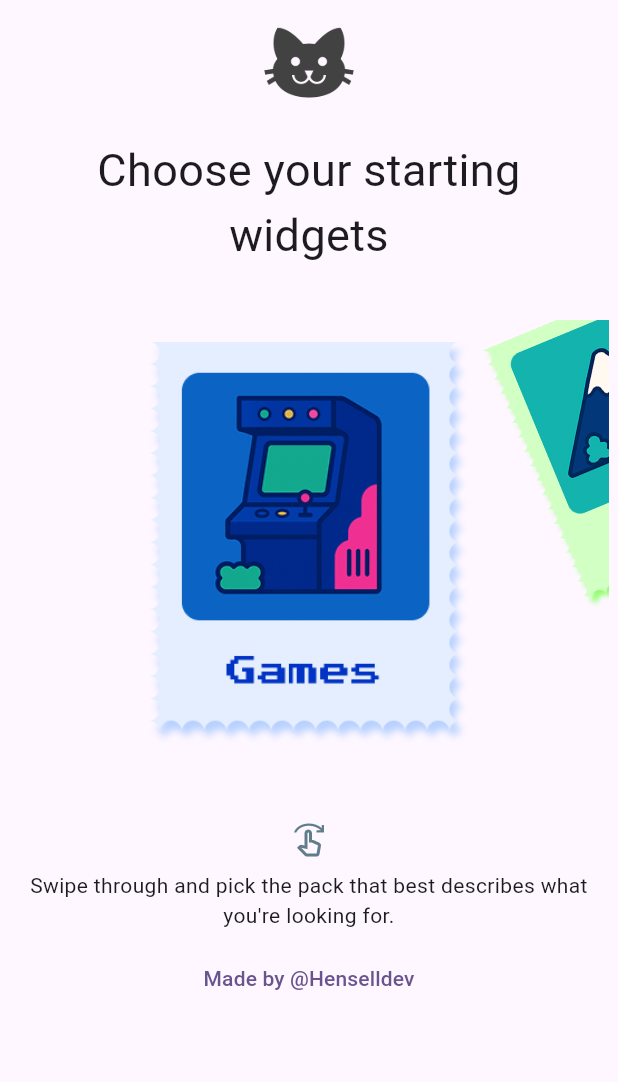
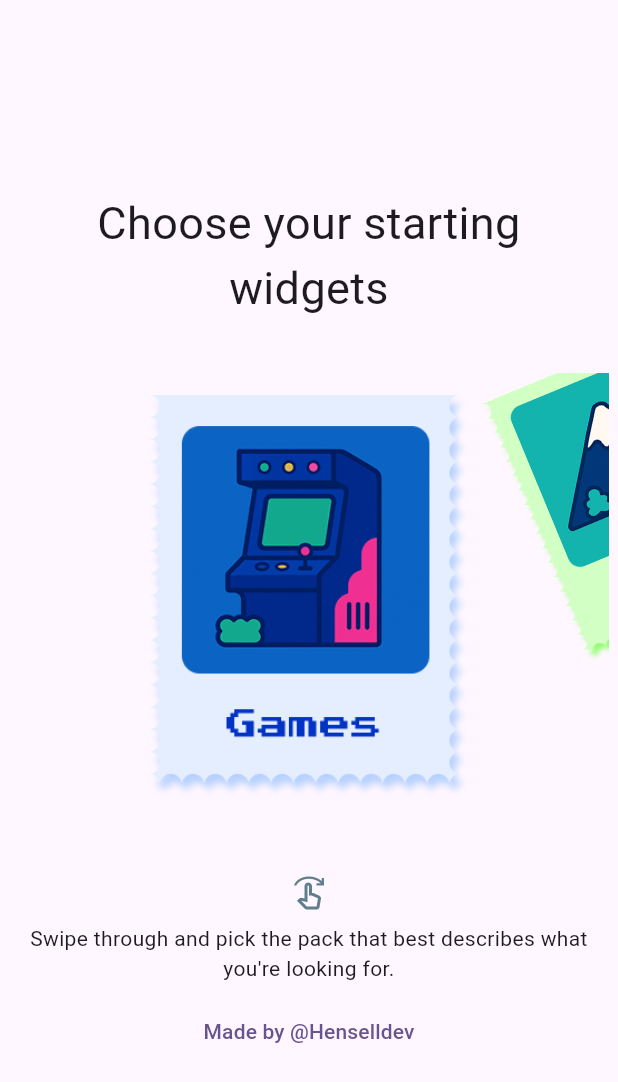
Before and after one commit to Hensell/hensell_circular_slide, a Flutter app: the screen it shows after launch, on a phone screen of 412 x 824 dp. Shown: the top 1082 px of the screen. Run offline on Flutter 3.47's test engine with Material 3 defaults, Android fonts, the light colour scheme and no system bars; our stand-ins replace google_fonts.

Commit message:
Update home_screen

```diff
--- a/lib/screens/home_screen.dart
+++ b/lib/screens/home_screen.dart
@@ -27,16 +27,14 @@ class _HomeScreenState extends State<HomeScreen> {
   @override
   Widget build(BuildContext context) {
     return Scaffold(
-      body: SafeArea(
+      body: Center(
         child: SingleChildScrollView(
-          child: Center(
           child: Container(
             width: 400,
             margin: EdgeInsets.symmetric(horizontal: 5, vertical: 5),
 
             child: Column(
               children: [
-                  Image.asset('assets/images/cat.png', width: 72),
                 SizedBox(height: 15),
                 Padding(
                   padding: const EdgeInsets.symmetric(horizontal: 15),
@@ -76,7 +74,6 @@ class _HomeScreenState extends State<HomeScreen> {
           ),
         ),
       ),
-      ),
     );
   }
 }
```
Also changed, not shown: 3 other files. Lines whose indentation alone changed are shown as unchanged.
